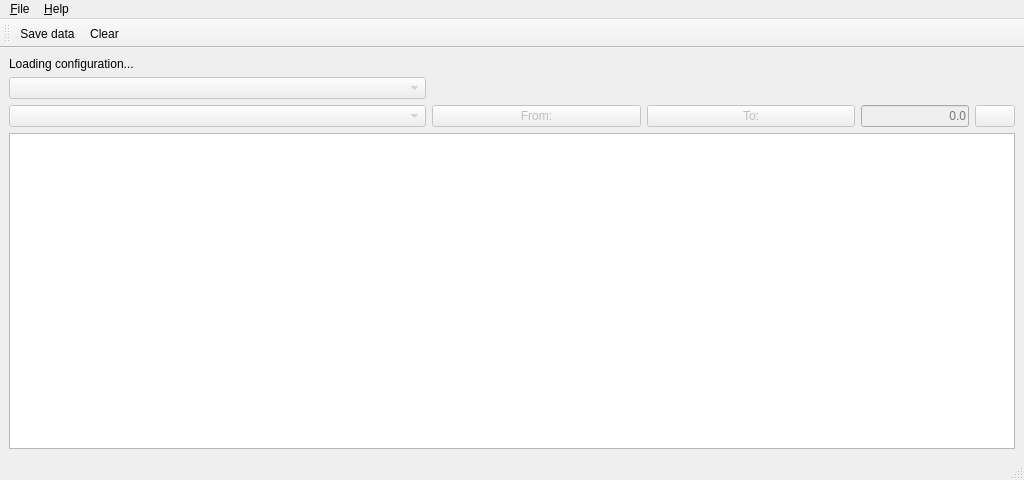
This is qt4/filler2/filler2.ui in Newterm/szarp as Qt 5 draws it before an edit. The edited form follows.
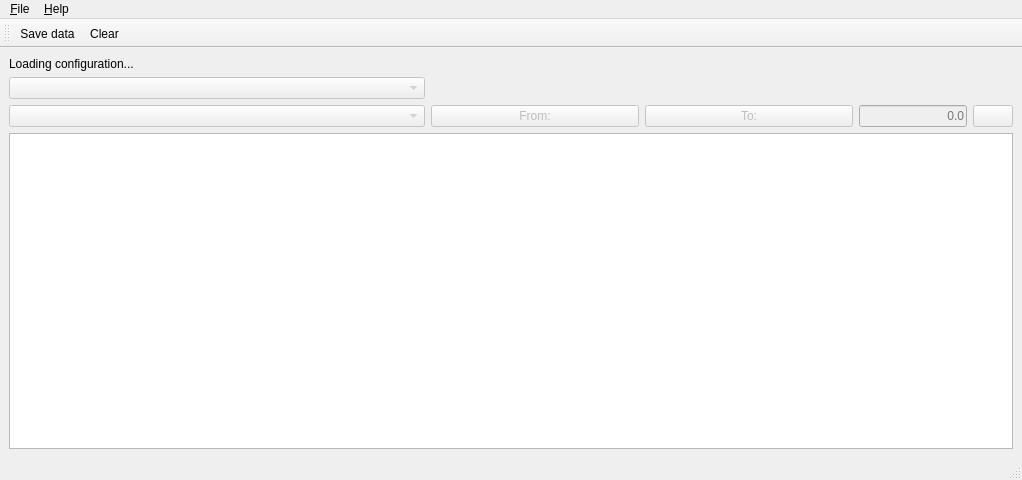
This is the edited form. Icons and pictures are not drawn.

Diff of the .ui file:
```diff
--- a/qt4/filler2/filler2.ui
+++ b/qt4/filler2/filler2.ui
@@ -6,7 +6,7 @@
    <rect>
     <x>0</x>
     <y>0</y>
-    <width>1024</width>
+    <width>1022</width>
     <height>480</height>
    </rect>
   </property>
@@ -187,7 +187,7 @@
     <rect>
      <x>0</x>
      <y>0</y>
-     <width>1024</width>
+     <width>1022</width>
      <height>21</height>
     </rect>
    </property>
```
Left out of the diff: 42 changed lines with no effect on the pictures.
